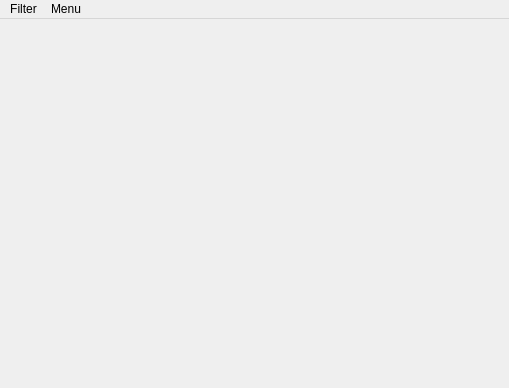
Before: the Qt Designer form mainwindow.ui in ahagmann/tdl, drawn with Qt 5.
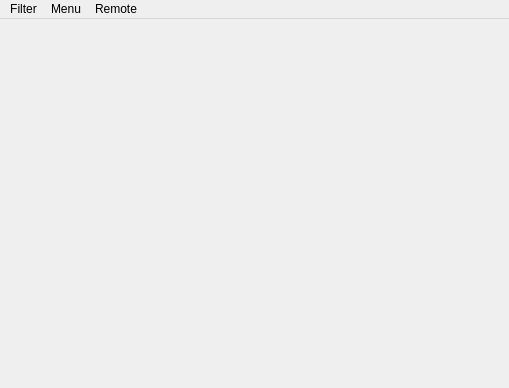
After: the same form once the commit is applied. Icons and pictures are not drawn.

Commit message: Add push and pull to remote directory

Patch:
```diff
--- a/mainwindow.ui
+++ b/mainwindow.ui
@@ -61,7 +61,7 @@
      <x>0</x>
      <y>0</y>
      <width>509</width>
-     <height>27</height>
+     <height>22</height>
     </rect>
    </property>
    <widget class="QMenu" name="menuFilter">
@@ -84,8 +84,16 @@
     <addaction name="actionReload"/>
     <addaction name="actionExit"/>
    </widget>
+   <widget class="QMenu" name="menuRemote">
+    <property name="title">
+     <string>Remote</string>
+    </property>
+    <addaction name="actionPush"/>
+    <addaction name="actionPull"/>
+   </widget>
    <addaction name="menuFilter"/>
    <addaction name="menuReload"/>
+   <addaction name="menuRemote"/>
   </widget>
   <action name="actionClose">
    <property name="text">
```
Left out of the diff: 10 changed lines with no effect on the pictures. The commit also changes 2 other files.
